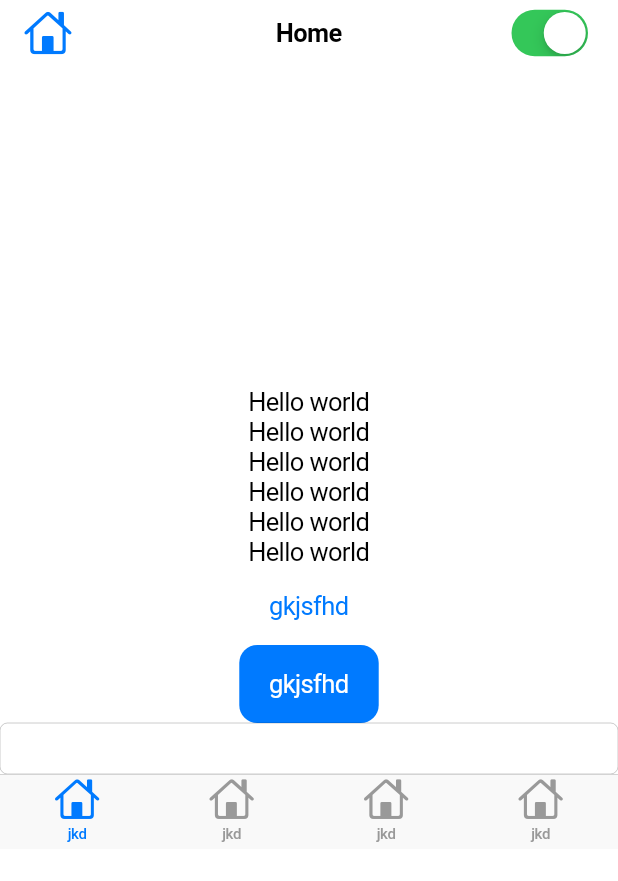
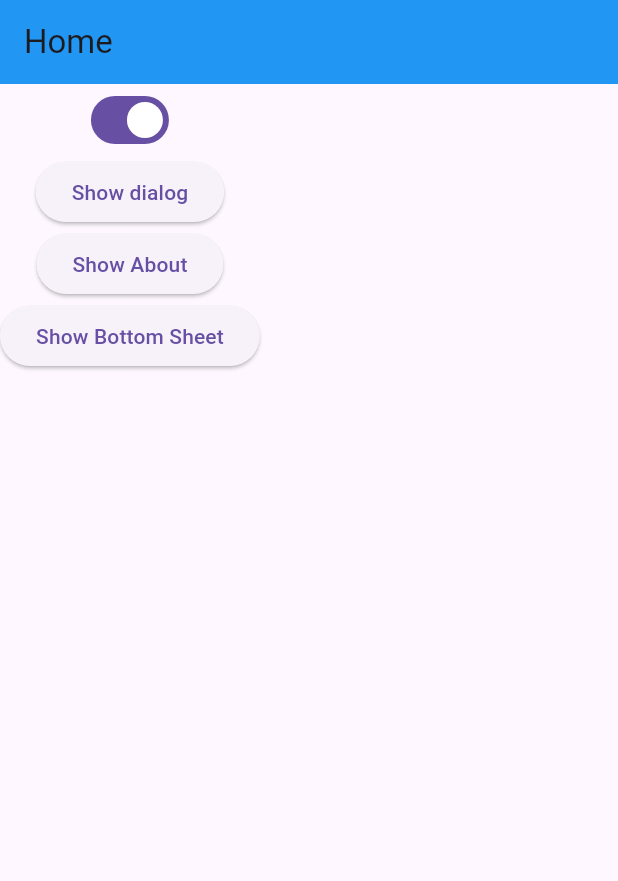
Before and after one commit to nafiz79/practise_udemy, a Flutter app: the screen it shows after launch, on a phone screen of 412 x 824 dp. Shown: the top 881 px of the screen. Run offline on Flutter 3.47's test engine with Material 3 defaults, Android fonts, the phone set to English and light mode, and no system bars.

```diff
--- a/lib/main.dart
+++ b/lib/main.dart
@@ -12,7 +12,7 @@ class MyApp extends StatelessWidget {
 
   @override
   Widget build(BuildContext context) {
-    return CupertinoApp(
+    return MaterialApp(
       home: HomeScreen(),
     );
   }
@@ -23,40 +23,71 @@ class HomeScreen extends StatelessWidget {
 
   @override
   Widget build(BuildContext context) {
-    return CupertinoPageScaffold(
-      navigationBar: CupertinoNavigationBar(
-        leading: Icon(CupertinoIcons.home),
-        middle: Text('Home'),
-        trailing:
-            CupertinoSwitch(value: true, onChanged: (bool onChanged) => true),
+    return Scaffold(
+      appBar: AppBar(
+        title: Text('Home'),
+        backgroundColor: Colors.blue,
       ),
-      child: Center(
-        child: Column(
-          mainAxisAlignment: MainAxisAlignment.center,
-          children: [
-            Text('Hello world'),
-            Text('Hello world'),
-            Text('Hello world'),
-            Text('Hello world'),
-            Text('Hello world'),
-            Text('Hello world'),
-            CupertinoButton(child: Text('gkjsfhd'), onPressed: () {}),
-            CupertinoButton.filled(child: Text('gkjsfhd'), onPressed: () {}),
-            CupertinoTextField(),
-            CupertinoTabBar(
-              items: [
-                BottomNavigationBarItem(
-                    label: 'jkd', icon: Icon(CupertinoIcons.home)),
-                BottomNavigationBarItem(
-                    label: 'jkd', icon: Icon(CupertinoIcons.home)),
-                BottomNavigationBarItem(
-                    label: 'jkd', icon: Icon(CupertinoIcons.home)),
-                BottomNavigationBarItem(
-                    label: 'jkd', icon: Icon(CupertinoIcons.home)),
-              ],
-            )
-          ],
-        ),
+      body: Column(
+        children: [
+          Switch(value: true, onChanged: (bool value) {}),
+          ElevatedButton(
+              onPressed: () {
+                showDialog(
+                    barrierDismissible: false,
+                    context: context,
+                    builder: (context) => AlertDialog(
+                          title: Text('Alert'),
+                          content: Text('You are in Danger'),
+                          actions: [
+                            TextButton(
+                                onPressed: () {
+                                  Navigator.pop(context);
+                                },
+                                child: Text('Cancel')),
+                            TextButton(onPressed: () {}, child: Text('Okay'))
+                          ],
+                        ));
+              },
+              child: Text('Show dialog')),
+          ElevatedButton(
+              onPressed: () {
+                showAboutDialog(
+                    context: context,
+                    applicationName: "PikaPie",
+                    applicationVersion: "1.4.2",
+                    children: [
+                      Text('This Application is good for regular uses'),
+                    ]);
+              },
+              child: Text('Show About')),
+          ElevatedButton(
+              onPressed: () {
+                showModalBottomSheet(
+                  isDismissible: false,
+                  backgroundColor: Colors.grey.shade100,
+                  barrierColor: Colors.black54,
+                  shape: RoundedRectangleBorder(
+                    borderRadius: BorderRadius.only(
+                      topLeft: Radius.circular(26),
+                      topRight: Radius.circular(26),
+                    ),
+                  ),
+                  context: context,
+                  builder: (context) {
+                    return Padding(
+                      padding: const EdgeInsets.all(8.0),
+                      child: Column(
+                        children: [
+                          Center(child: Text('This is Modal Bottom Sheet')),
+                        ],
+                      ),
+                    );
+                  },
+                );
+              },
+              child: Text('Show Bottom Sheet'))
+        ],
       ),
     );
   }
```
